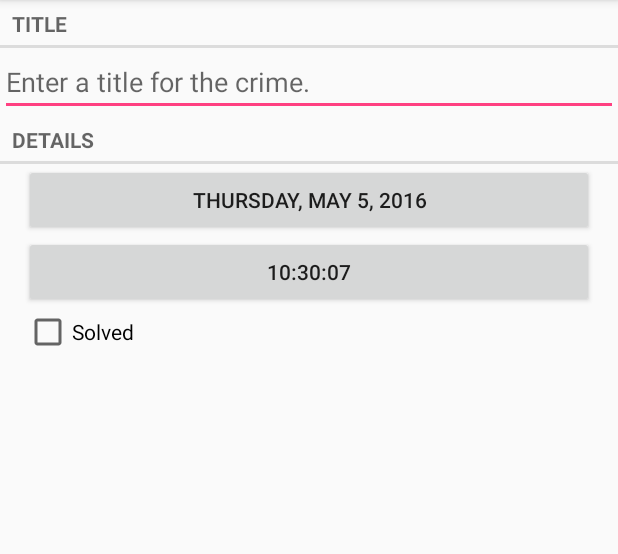
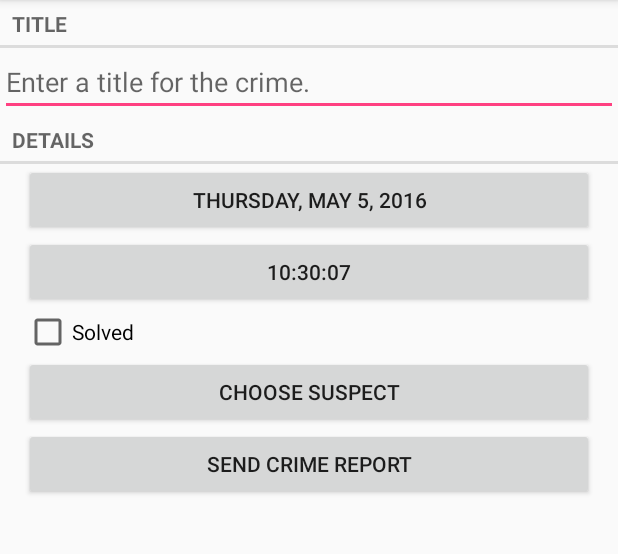
Before and after one commit to UelitonFreitas/BigNerdRanch, an Android app: the screen it shows after launch (CrimePagerActivity), after a tap on "ADD NEW CRIME", on a phone screen of 412 x 824 dp, the part 84-638 px from its top. Run offline under Robolectric (Android 15) with nearby library versions, the phone set to English and light mode, and no system bars.

Commit message:
page 278

```diff
--- a/CriminalIntent/app/src/main/java/com/origin/ueliton/criminalintent/database/CrimeBaseHelper.java
+++ b/CriminalIntent/app/src/main/java/com/origin/ueliton/criminalintent/database/CrimeBaseHelper.java
@@ -25,7 +25,8 @@ public class CrimeBaseHelper extends SQLiteOpenHelper {
                 CrimeTable.Cols.UUID + ", " +
                 CrimeTable.Cols.TITLE + ", " +
                 CrimeTable.Cols.DATE + ", " +
-                CrimeTable.Cols.SOLVED +
+                CrimeTable.Cols.SOLVED + ", " +
+                CrimeTable.Cols.SUSPECT +
                 ")"
         );
     }
--- a/CriminalIntent/app/src/main/java/com/origin/ueliton/criminalintent/database/CrimeCursorWrapper.java
+++ b/CriminalIntent/app/src/main/java/com/origin/ueliton/criminalintent/database/CrimeCursorWrapper.java
@@ -24,11 +24,14 @@ public class CrimeCursorWrapper extends CursorWrapper {
         String title = getString(getColumnIndex(CrimeTable.Cols.TITLE));
         long date = getLong(getColumnIndex(CrimeTable.Cols.DATE));
         int isSolved = getInt(getColumnIndex(CrimeTable.Cols.SOLVED));
+        String suspect = getString(getColumnIndex(CrimeTable.Cols.SUSPECT));
 
         Crime crime = new Crime(UUID.fromString(uuidString));
         crime.setTitle(title);
         crime.setDate(new Date(date));
         crime.setSolved(isSolved != 0);
+        crime.setSuspect(suspect);
+
         return crime;
     }
 }
--- a/CriminalIntent/app/src/main/java/com/origin/ueliton/criminalintent/database/CrimeDbSchema.java
+++ b/CriminalIntent/app/src/main/java/com/origin/ueliton/criminalintent/database/CrimeDbSchema.java
@@ -13,6 +13,7 @@ public class CrimeDbSchema {
             public static final String TITLE = "title";
             public static final String DATE = "date";
             public static final String SOLVED = "solved";
+            public static final String SUSPECT = "suspect";
         }
 
     }
--- a/CriminalIntent/app/src/main/java/com/origin/ueliton/criminalintent/fragment/CrimeFragment.java
+++ b/CriminalIntent/app/src/main/java/com/origin/ueliton/criminalintent/fragment/CrimeFragment.java
@@ -8,6 +8,7 @@ import android.support.v4.app.Fragment;
 import android.support.v4.app.FragmentManager;
 import android.text.Editable;
 import android.text.TextWatcher;
+import android.text.format.DateFormat;
 import android.view.LayoutInflater;
 import android.view.Menu;
 import android.view.MenuInflater;
@@ -165,6 +166,31 @@ public class CrimeFragment extends Fragment {
         mDateButton.setText(getFormatedDate(mCrime.getDate()));
     }
 
+    private String getCrimeReport() {
+
+        String solvedString = null;
+
+        if (mCrime.isSolved()) {
+            solvedString = getString(R.string.crime_report_solved);
+        } else {
+            solvedString = getString(R.string.crime_report_unsolved);
+        }
+
+        String dateFormat = "EEE, MMM dd";
+        String dateString = DateFormat.format(dateFormat, mCrime.getDate()).toString();
+        String suspect = mCrime.getSuspect();
+
+        if (suspect == null) {
+            suspect = getString(R.string.crime_report_no_suspect);
+        } else {
+            suspect = getString(R.string.crime_report_suspect, suspect);
+        }
+
+        String report = getString(R.string.crime_report,
+                mCrime.getTitle(), dateString, solvedString, suspect);
+        return report;
+    }
+
     private void updateTime() {
         mTimeButton.setText(getFormatedTime(mCrime.getDate()));
     }
--- a/CriminalIntent/app/src/main/java/com/origin/ueliton/criminalintent/model/Crime.java
+++ b/CriminalIntent/app/src/main/java/com/origin/ueliton/criminalintent/model/Crime.java
@@ -12,6 +12,7 @@ public class Crime {
     private String mTitle;
     private Date mDate;
     private boolean mSolved;
+    private String mSuspect;
 
     public Crime(UUID id) {
         mId = id;
@@ -49,4 +50,13 @@ public class Crime {
     public void setSolved(boolean solved) {
         mSolved = solved;
     }
+
+    public String getSuspect() {
+        return mSuspect;
+    }
+
+    public void setSuspect(String suspect) {
+        mSuspect = suspect;
+    }
+
 }
--- a/CriminalIntent/app/src/main/java/com/origin/ueliton/criminalintent/model/CrimeLab.java
+++ b/CriminalIntent/app/src/main/java/com/origin/ueliton/criminalintent/model/CrimeLab.java
@@ -101,6 +101,7 @@ public class CrimeLab {
         values.put(CrimeTable.Cols.TITLE, crime.getTitle());
         values.put(CrimeTable.Cols.DATE, crime.getDate().getTime());
         values.put(CrimeTable.Cols.SOLVED, crime.isSolved() ? 1 : 0);
+        values.put(CrimeTable.Cols.SUSPECT, crime.getSuspect());
         return values;
     }
 
--- a/CriminalIntent/app/src/main/res/layout-land/fragment_crime.xml
+++ b/CriminalIntent/app/src/main/res/layout-land/fragment_crime.xml
@@ -1,25 +1,25 @@
 <LinearLayout xmlns:android="http://schemas.android.com/apk/res/android"
-    android:layout_width="match_parent"
-    android:layout_height="match_parent"
-    android:orientation="vertical">
+              android:layout_width="match_parent"
+              android:layout_height="match_parent"
+              android:orientation="vertical">
 
     <TextView
         style="?android:listSeparatorTextViewStyle"
         android:layout_width="match_parent"
         android:layout_height="wrap_content"
-        android:text="@string/crime_title_label" />
+        android:text="@string/crime_title_label"/>
 
     <EditText
         android:id="@+id/crime_title"
         android:layout_width="match_parent"
         android:layout_height="wrap_content"
-        android:hint="@string/crime_title_hint" />
+        android:hint="@string/crime_title_hint"/>
 
     <TextView
         style="?android:listSeparatorTextViewStyle"
         android:layout_width="match_parent"
         android:layout_height="wrap_content"
-        android:text="@string/crime_details_label" />
+        android:text="@string/crime_details_label"/>
 
     <LinearLayout
         android:layout_width="match_parent"
@@ -31,20 +31,44 @@
             android:id="@+id/crime_date"
             android:layout_width="0dp"
             android:layout_height="wrap_content"
-            android:layout_marginLeft="16dp"
-            android:layout_marginRight="16dp"
-            android:layout_weight="0.5"/>
+            android:layout_weight="0.3"/>
+
+        <Button
+            android:id="@+id/crime_time"
+            android:layout_width="0dp"
+            android:layout_height="wrap_content"
+            android:layout_weight="0.3"/>
 
         <CheckBox
             android:id="@+id/crime_solved"
             android:layout_width="0dp"
             android:layout_height="wrap_content"
-            android:layout_marginLeft="16dp"
-            android:layout_marginRight="16dp"
-            android:layout_weight="0.5"
-            android:text="@string/crime_solved_label" />
+            android:layout_weight="0.3"
+            android:text="@string/crime_solved_label"/>
 
 
     </LinearLayout>
 
+    <LinearLayout
+        android:layout_width="match_parent"
+        android:layout_height="wrap_content"
+        android:layout_marginLeft="16dp"
+        android:layout_marginRight="16dp"
+        android:orientation="horizontal">
+
+        <Button
+            android:id="@+id/crime_suspect"
+            android:layout_width="wrap_content"
+            android:layout_height="wrap_content"
+            android:layout_weight="1"
+            android:text="@string/crime_suspect_text"/>
+
+        <Button
+            android:id="@+id/crime_report"
+            android:layout_width="wrap_content"
+            android:layout_height="wrap_content"
+            android:layout_weight="1"
+            android:text="@string/crime_report_text"/>
+    </LinearLayout>
+
 </LinearLayout>
--- a/CriminalIntent/app/src/main/res/layout/fragment_crime.xml
+++ b/CriminalIntent/app/src/main/res/layout/fragment_crime.xml
@@ -43,4 +43,19 @@
         android:layout_marginRight="16dp"
         android:text="@string/crime_solved_label" />
 
+    <Button
+        android:id="@+id/crime_suspect"
+        android:layout_width="match_parent"
+        android:layout_height="wrap_content"
+        android:layout_marginLeft="16dp"
+        android:layout_marginRight="16dp"
+        android:text="@string/crime_suspect_text"/>
+
+    <Button
+        android:id="@+id/crime_report"
+        android:layout_width="match_parent"
+        android:layout_height="wrap_content"
+        android:layout_marginLeft="16dp"
+        android:layout_marginRight="16dp"
+        android:text="@string/crime_report_text"/>
 </LinearLayout>
--- a/CriminalIntent/app/src/main/res/values/strings.xml
+++ b/CriminalIntent/app/src/main/res/values/strings.xml
@@ -22,4 +22,15 @@
         <item quantity="other">%1$s crimes</item>
     </plurals>
 
+    <string name="crime_suspect_text">Choose Suspect</string>
+    <string name="crime_report_text">Send Crime Report</string>
+
+    <string name="crime_report">%1$s! The crime was discovered on %2$s. %3$s, and %4$s</string>
+    <string name="crime_report_solved">The case is solved</string>
+    <string name="crime_report_unsolved">The case is not solved</string>
+    <string name="crime_report_no_suspect">there is no suspect.</string>
+    <string name="crime_report_suspect">the suspect is %s.</string>
+    <string name="crime_report_subject">CriminalIntent Crime Report</string>
+    <string name="send_report">Send crime report via</string>
+
 </resources>
```
Also changed, not shown: CriminalIntent/app/src/main/java/com/origin/ueliton/criminalintent/fragment/CrimeListFragment.java (line endings or trailing spaces).
